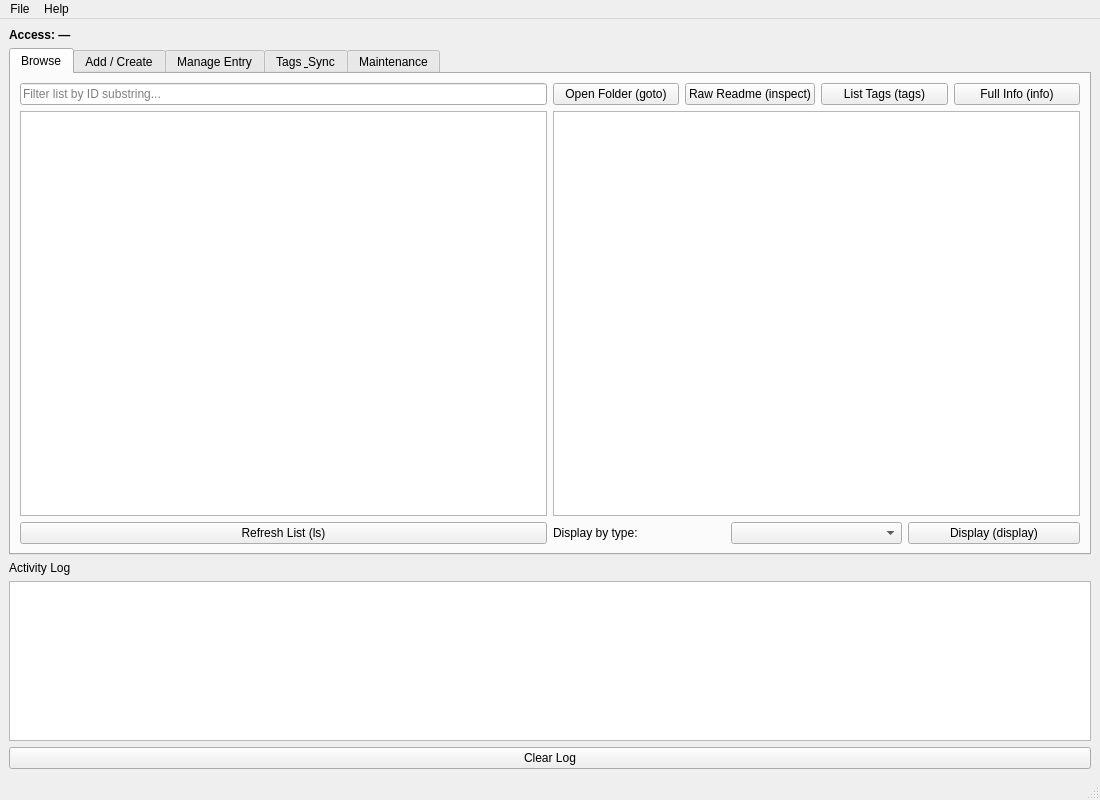
Before: the Qt Designer form base_gui.ui in ge23jud/Fabrication-Database, drawn with Qt 5.
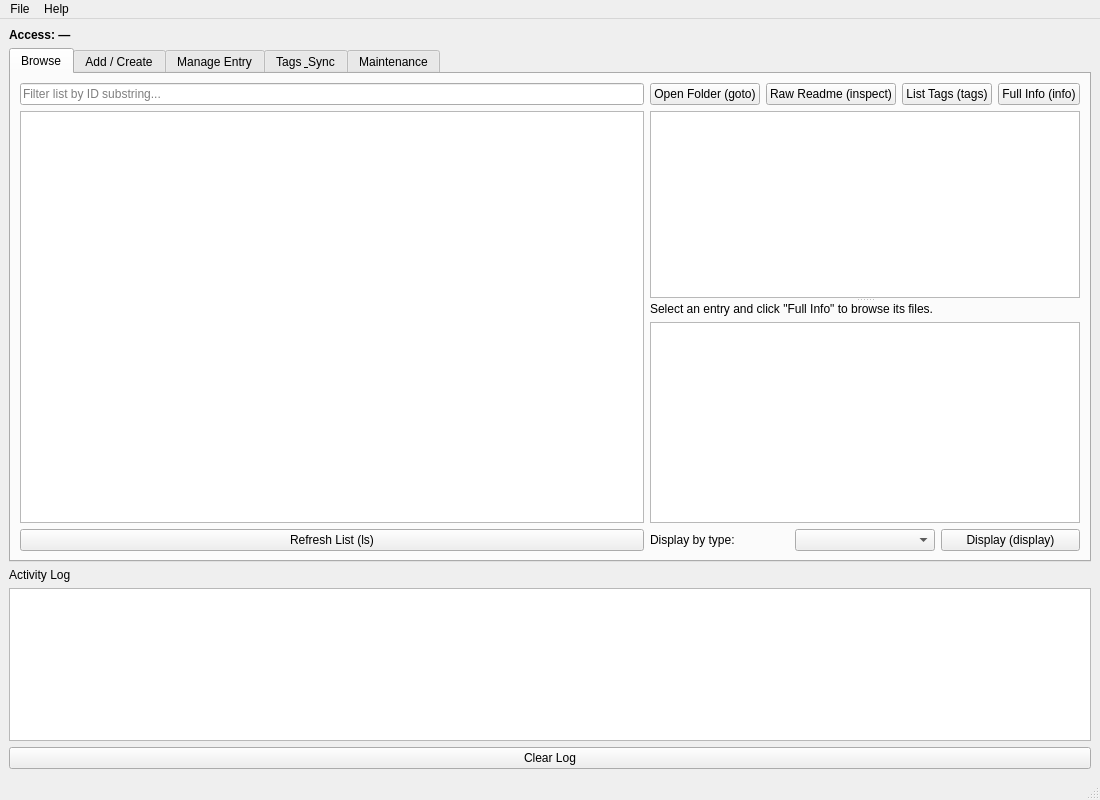
After: the same form once the commit is applied.

Commit message:
Add interactive file/folder tree to the Full Info view
Shows a QFileSystemModel-backed tree of an entry's stored folder
alongside its info text. Double-clicking a file opens it with the OS
default app; folders expand/collapse natively for navigation.

```diff
--- a/base_gui.ui
+++ b/base_gui.ui
@@ -83,7 +83,37 @@
            </layout>
           </item>
           <item>
-           <widget class="QTextBrowser" name="detailView"/>
+           <widget class="QSplitter" name="detailSplitter">
+            <property name="orientation">
+             <enum>Qt::Vertical</enum>
+            </property>
+            <widget class="QTextBrowser" name="detailView"/>
+            <widget class="QWidget" name="fileTreeContainer">
+             <layout class="QVBoxLayout" name="fileTreeVLayout">
+              <property name="leftMargin"><number>0</number></property>
+              <property name="topMargin"><number>0</number></property>
+              <property name="rightMargin"><number>0</number></property>
+              <property name="bottomMargin"><number>0</number></property>
+              <item>
+               <widget class="QLabel" name="filePathLabel">
+                <property name="text">
+                 <string>Select an entry and click "Full Info" to browse its files.</string>
+                </property>
+                <property name="wordWrap">
+                 <bool>true</bool>
+                </property>
+               </widget>
+              </item>
+              <item>
+               <widget class="QTreeView" name="fileTreeView">
+                <property name="toolTip">
+                 <string>Double-click a file to open it. Double-click a folder to expand/collapse it.</string>
+                </property>
+               </widget>
+              </item>
+             </layout>
+            </widget>
+           </widget>
           </item>
           <item>
            <layout class="QHBoxLayout" name="displayFilterHLayout">
```
The commit also changes 1 other file.
